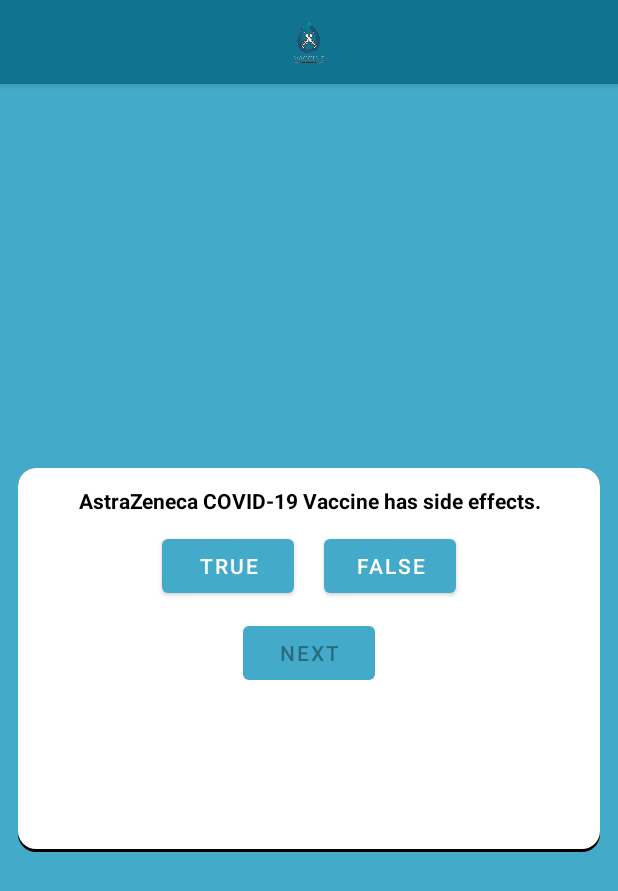
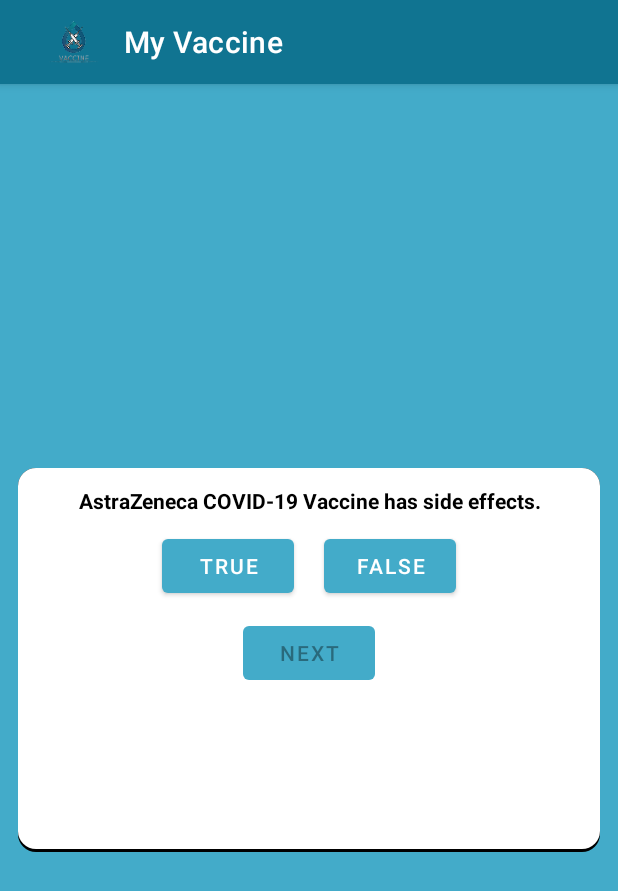
Before and after one commit to yousseftawfik11/CovidApplication, an Android app: the screen it shows after launch (QuizActivity), after a tap on "ASTRAZENECA QUIZ", on a phone screen of 412 x 824 dp. Shown: the top 891 px of the screen. Run offline under Robolectric (Android 15) with nearby library versions, the light colour scheme and no system bars; Roboto replaces fonts that are not available here; 1 other tap on this screen came first.

Commit message:
Logo and Title fixed

```diff
--- a/app/src/main/java/com/example/covidapp/ConfirmationFormActivity.java
+++ b/app/src/main/java/com/example/covidapp/ConfirmationFormActivity.java
@@ -29,8 +29,8 @@
         //to show the icon in the title bar
         ActionBar actionBar = getSupportActionBar();
         actionBar.setDisplayShowHomeEnabled(true);
-        actionBar.setTitle("Covid App");
-        actionBar.setIcon(R.drawable.mlogo);
+        actionBar.setTitle("My Vaccine");
+        actionBar.setIcon(R.drawable.logo2);
         //getSupportActionBar().setDisplayShowTitleEnabled(true);
         //setTitle("My new title");
 
--- a/app/src/main/java/com/example/covidapp/FormActivity.java
+++ b/app/src/main/java/com/example/covidapp/FormActivity.java
@@ -26,8 +26,8 @@
         //to show the icon in the title bar
         ActionBar actionBar = getSupportActionBar();
         actionBar.setDisplayShowHomeEnabled(true);
-        actionBar.setTitle("Covid App");
-        actionBar.setIcon(R.drawable.mlogo);
+        actionBar.setTitle("My Vaccine");
+        actionBar.setIcon(R.drawable.logo2);
         //getSupportActionBar().setDisplayShowTitleEnabled(true);
         //setTitle("My new title");
 
--- a/app/src/main/java/com/example/covidapp/MainActivity.java
+++ b/app/src/main/java/com/example/covidapp/MainActivity.java
@@ -21,8 +21,8 @@
         //to show the icon in the title bar
         ActionBar actionBar = getSupportActionBar();
         actionBar.setDisplayShowHomeEnabled(true);
-        actionBar.setTitle("Covid App");
-        actionBar.setIcon(R.drawable.mlogo);
+        actionBar.setTitle("My Vaccine");
+        actionBar.setIcon(R.drawable.logo2);
         //getSupportActionBar().setDisplayShowTitleEnabled(true);
         //setTitle("My new title");
 
--- a/app/src/main/java/com/example/covidapp/QuizActivity.java
+++ b/app/src/main/java/com/example/covidapp/QuizActivity.java
@@ -51,8 +51,8 @@
         //to show the icon in the title bar
         ActionBar actionBar = getSupportActionBar();
         actionBar.setDisplayShowHomeEnabled(true);
-        actionBar.setTitle("Covid App");
-        actionBar.setIcon(R.drawable.mlogo);
+        actionBar.setTitle("My Vaccine");
+        actionBar.setIcon(R.drawable.logo2);
         //getSupportActionBar().setDisplayShowTitleEnabled(true);
         //setTitle("My new title");
 
```
Also changed, not shown: app/src/main/res/drawable-xxhdpi/logo2.png (added).
